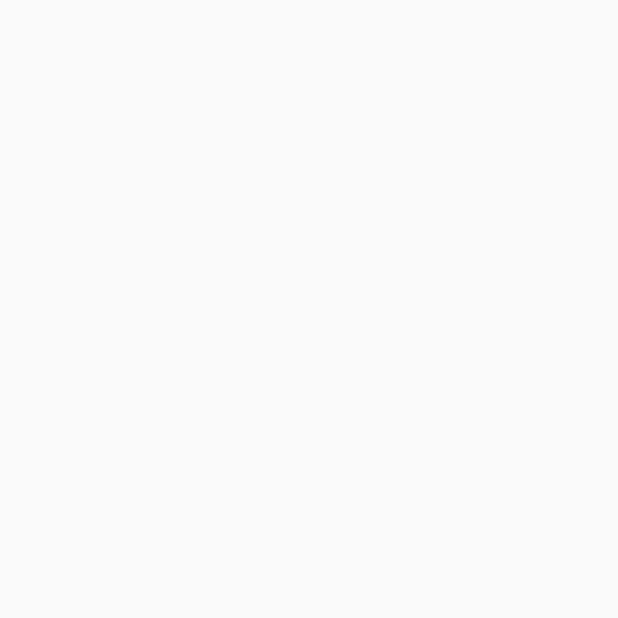
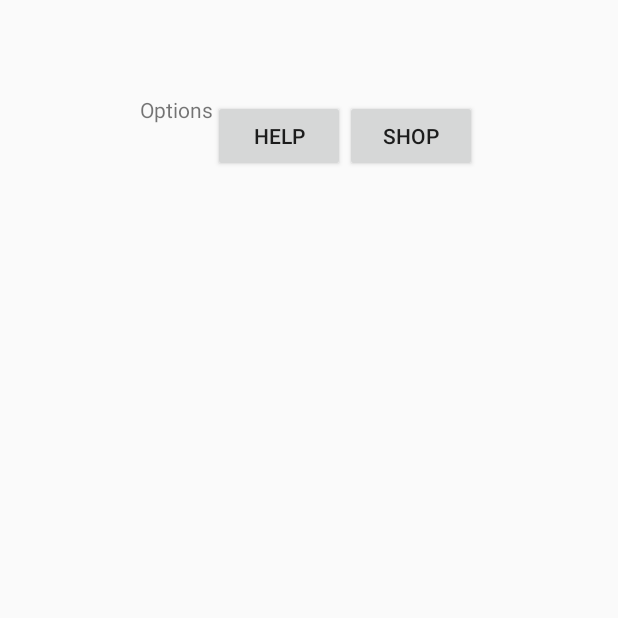
Before and after one commit to mbaello/SeekingBlood, an Android app: the TitleActivity screen opened directly, with no data from a screen before it, on a phone screen of 412 x 824 dp, the top half of it. Before the commit the part shown is empty. Run offline under Robolectric (Android 15) with nearby library versions, the phone set to English and light mode, and no system bars.

Commit message:
first commit

```diff
--- /dev/null
+++ b/app/src/main/res/layout/activity_shop.xml
@@ -0,0 +1,6 @@
+<?xml version="1.0" encoding="utf-8"?>
+<android.support.constraint.ConstraintLayout
+    xmlns:android="http://schemas.android.com/apk/res/android" android:layout_width="match_parent"
+    android:layout_height="match_parent">
+
+</android.support.constraint.ConstraintLayout>
--- a/app/src/main/res/layout/activity_title.xml
+++ b/app/src/main/res/layout/activity_title.xml
@@ -6,4 +6,43 @@
     android:layout_height="match_parent"
     tools:context=".TitleActivity">
 
+
+    <LinearLayout
+        android:id="@+id/inner_layout"
+        android:layout_width="match_parent"
+        android:layout_height="181dp"
+        android:orientation="horizontal"
+        android:gravity="center"
+        tools:layout_editor_absoluteX="0dp"
+        tools:layout_editor_absoluteY="89dp">
+
+        <TextView
+            android:layout_width="wrap_content"
+            android:layout_height="54dp"
+            android:layout_gravity="center"
+            android:text="@string/menu_button" />
+
+        <Button
+            android:id="@+id/help_button"
+            android:layout_width="wrap_content"
+            android:layout_height="wrap_content"
+            android:layout_gravity="center_horizontal|center_vertical"
+            android:text="@string/help_button" />
+
+        <Button
+            android:id="@+id/shop_button"
+            android:layout_width="wrap_content"
+            android:layout_height="wrap_content"
+            android:layout_gravity="center_vertical|center_horizontal"
+            android:text="@string/shop_button" />
+
+    </LinearLayout>
+
+
+
+
+
+
+
+
 </android.support.constraint.ConstraintLayout>
--- a/app/src/main/res/values/strings.xml
+++ b/app/src/main/res/values/strings.xml
@@ -1,4 +1,9 @@
 <resources>
     <string name="app_name">SeekingBloodV2</string>
     <string name="title_activity_title">TitleActivity</string>
+    <string name="menu_button">Options</string>
+    <string name="help_button">Help</string>
+    <string name="shop_button">Shop</string>
+    <string name="return_button">Back to game</string>
+    <string name="start_button">Press to Start</string>
 </resources>
```
Also changed, not shown: app/src/main/java/sp18/cs370/seekingbloodv2/LevelActivity.java (+6 -2 lines), app/src/main/java/sp18/cs370/seekingbloodv2/TitleActivity.java (+19 -0 lines), app/src/main/res/layout/help.xml (added, +20 -0 lines), app/src/main/res/layout/main_screen.xml (added, +28 -0 lines), app/src/main/res/drawable/Start_screenV1.png (added), app/src/main/res/drawable/help_screen.png (added).
